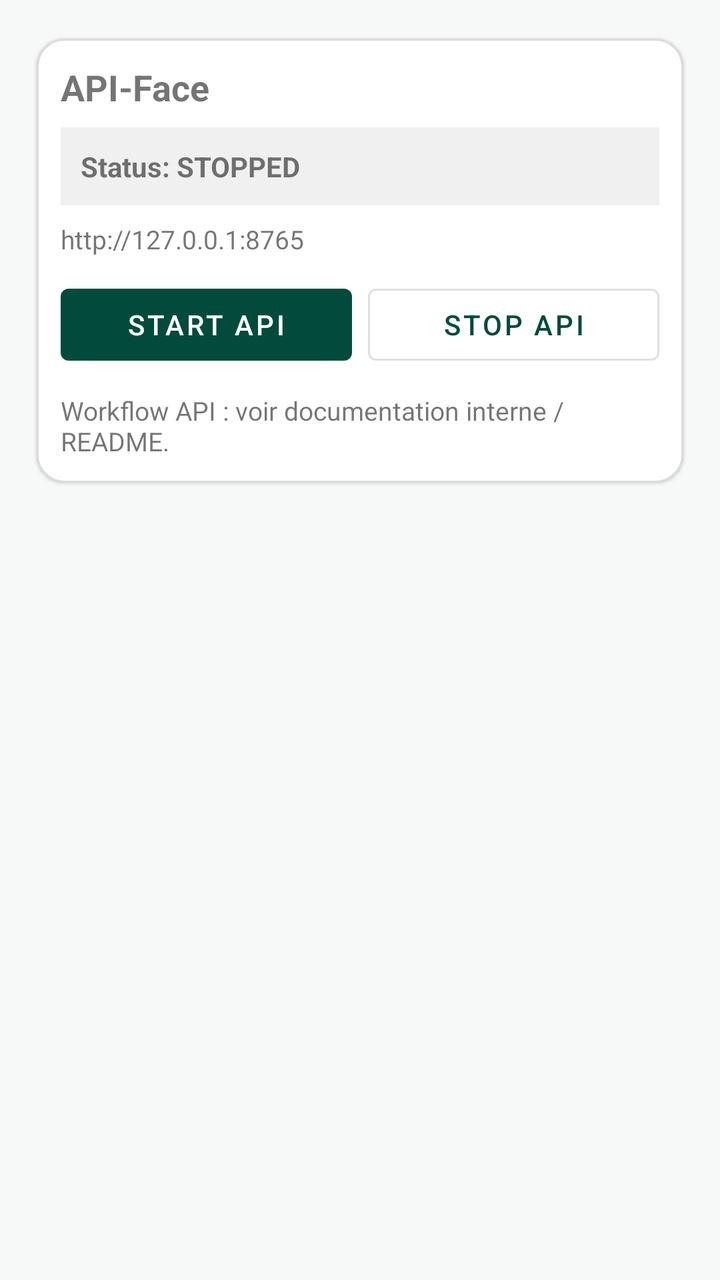
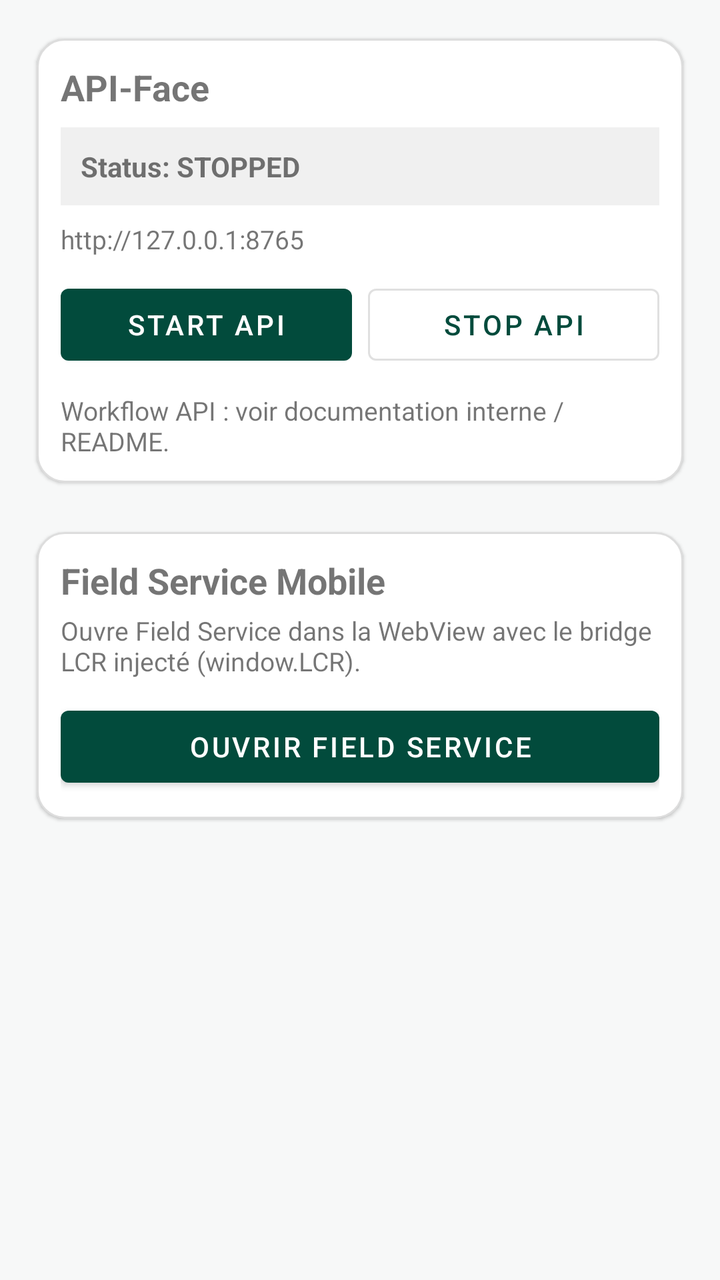

Two renders of the same Android screen: before a commit and after it. Below are the layout's source before the change and the commit's diff.
<!-- AndroidManifest.xml: application theme Theme.LcrFilgoEnergie -->
<!-- res/layout/fragment_api_face.xml -->
<androidx.core.widget.NestedScrollView xmlns:android="http://schemas.android.com/apk/res/android"
    xmlns:app="http://schemas.android.com/apk/res-auto"
    android:id="@+id/apiFaceRootScroll"
    android:layout_width="match_parent"
    android:layout_height="match_parent"
    android:fillViewport="true"
    android:padding="12dp">

    <LinearLayout
        android:id="@+id/apiFaceRoot"
        android:layout_width="match_parent"
        android:layout_height="wrap_content"
        android:orientation="vertical">

        
        <com.google.android.material.card.MaterialCardView
            android:layout_width="match_parent"
            android:layout_height="wrap_content"
            app:cardUseCompatPadding="true"
            app:cardCornerRadius="14dp"
            app:strokeWidth="1dp"
            app:strokeColor="#22000000">

            <LinearLayout
                android:layout_width="match_parent"
                android:layout_height="wrap_content"
                android:orientation="vertical"
                android:padding="12dp">

                <TextView
                    android:id="@+id/txtApiTitle"
                    android:layout_width="match_parent"
                    android:layout_height="wrap_content"
                    android:text="API‑Face"
                    android:textStyle="bold"
                    android:textSize="18sp" />

                
                <TextView
                    android:id="@+id/txtApiStatus"
                    android:layout_width="match_parent"
                    android:layout_height="wrap_content"
                    android:text="Status: STOPPED"
                    android:textStyle="bold"
                    android:textSize="14sp"
                    android:layout_marginTop="8dp"
                    android:padding="10dp"
                    android:background="#0F000000" />

                
                <TextView
                    android:id="@+id/txtApiUrl"
                    android:layout_width="match_parent"
                    android:layout_height="wrap_content"
                    android:text="http://127.0.0.1:8765"
                    android:textIsSelectable="true"
                    android:textSize="13sp"
                    android:layout_marginTop="8dp" />

                
                <LinearLayout
                    android:layout_width="match_parent"
                    android:layout_height="wrap_content"
                    android:orientation="horizontal"
                    android:layout_marginTop="10dp">

                    <com.google.android.material.button.MaterialButton
                        android:id="@+id/btnApiStart"
                        android:layout_width="0dp"
                        android:layout_height="wrap_content"
                        android:layout_weight="1"
                        android:text="Start API" />

                    <com.google.android.material.button.MaterialButton
                        android:id="@+id/btnApiStop"
                        style="@style/Widget.MaterialComponents.Button.OutlinedButton"
                        android:layout_width="0dp"
                        android:layout_height="wrap_content"
                        android:layout_weight="1"
                        android:layout_marginStart="8dp"
                        android:text="Stop API" />
                </LinearLayout>

                
                <TextView
                    android:id="@+id/txtApiHowTo"
                    android:layout_width="match_parent"
                    android:layout_height="wrap_content"
                    android:layout_marginTop="10dp"
                    android:text="Workflow API : voir documentation interne / README."
                    android:textSize="13sp" />
            </LinearLayout>
        </com.google.android.material.card.MaterialCardView>

        
        
        

        
        <View
            android:layout_width="match_parent"
            android:layout_height="16dp" />

    </LinearLayout>
</androidx.core.widget.NestedScrollView>
<!-- resources referenced by this layout -->
<resources>
  <style name="Theme.LcrFilgoEnergie" parent="Theme.MaterialComponents.DayNight.NoActionBar">
  
          
          <item name="colorPrimary">@color/filgo_green</item>
          <item name="colorPrimaryDark">@color/filgo_green_dark</item>
          <item name="colorSecondary">@color/filgo_green_light</item>
  
          
          <item name="colorAccent">@color/filgo_green_light</item>
  
          
          <item name="colorControlNormal">@color/outline</item>
          <item name="colorControlActivated">@color/outline_focus</item>
  
          
          <item name="android:windowBackground">@color/bg_app</item>
  
          
          <item name="buttonStyle">@style/FilgoButton</item>
          <item name="editTextStyle">@style/FilgoEditText</item>
  
      </style>
  <color name="filgo_green">#024B3C</color>
  <color name="filgo_green_dark">#01372C</color>
  <color name="filgo_green_light">#0B6B55</color>
  <color name="outline">#D5DBD9</color>
  <color name="outline_focus">@color/filgo_green</color>
  <color name="bg_app">#F7F8F8</color>
  <style name="FilgoButton" parent="Widget.MaterialComponents.Button">
          <item name="backgroundTint">@color/btn_primary_bg</item>
          <item name="android:textColor">@color/btn_primary_text</item>
          <item name="android:textAllCaps">false</item>
      </style>
  <style name="FilgoEditText" parent="Widget.MaterialComponents.TextInputEditText.OutlinedBox">
          <item name="android:textColor">@color/text_primary</item>
          <item name="android:textColorHint">@color/text_secondary</item>
          <item name="android:padding">10dp</item>
      </style>
  <color name="btn_primary_bg">@color/filgo_green</color>
  <color name="btn_primary_text">@color/text_on_green</color>
  <color name="text_primary">#111111</color>
  <color name="text_secondary">#3A3A3A</color>
  <color name="text_on_green">#FFFFFF</color>
</resources>

<!-- the commit's change to res/layout/fragment_api_face.xml (unified diff, before → after) -->
@@ -93,8 +93,44 @@
         </com.google.android.material.card.MaterialCardView>
 
         
-        
-        
+        <com.google.android.material.card.MaterialCardView
+            android:layout_width="match_parent"
+            android:layout_height="wrap_content"
+            android:layout_marginTop="10dp"
+            app:cardUseCompatPadding="true"
+            app:cardCornerRadius="14dp"
+            app:strokeWidth="1dp"
+            app:strokeColor="#22000000">
+
+            <LinearLayout
+                android:layout_width="match_parent"
+                android:layout_height="wrap_content"
+                android:orientation="vertical"
+                android:padding="12dp">
+
+                <TextView
+                    android:layout_width="match_parent"
+                    android:layout_height="wrap_content"
+                    android:text="Field Service Mobile"
+                    android:textStyle="bold"
+                    android:textSize="18sp" />
+
+                <TextView
+                    android:layout_width="match_parent"
+                    android:layout_height="wrap_content"
+                    android:text="Ouvre Field Service dans la WebView avec le bridge LCR injecté (window.LCR)."
+                    android:textSize="13sp"
+                    android:layout_marginTop="4dp" />
+
+                <com.google.android.material.button.MaterialButton
+                    android:id="@+id/btnFieldService"
+                    android:layout_width="match_parent"
+                    android:layout_height="wrap_content"
+                    android:layout_marginTop="10dp"
+                    android:text="Ouvrir Field Service" />
+
+            </LinearLayout>
+        </com.google.android.material.card.MaterialCardView>
 
         
         <View
